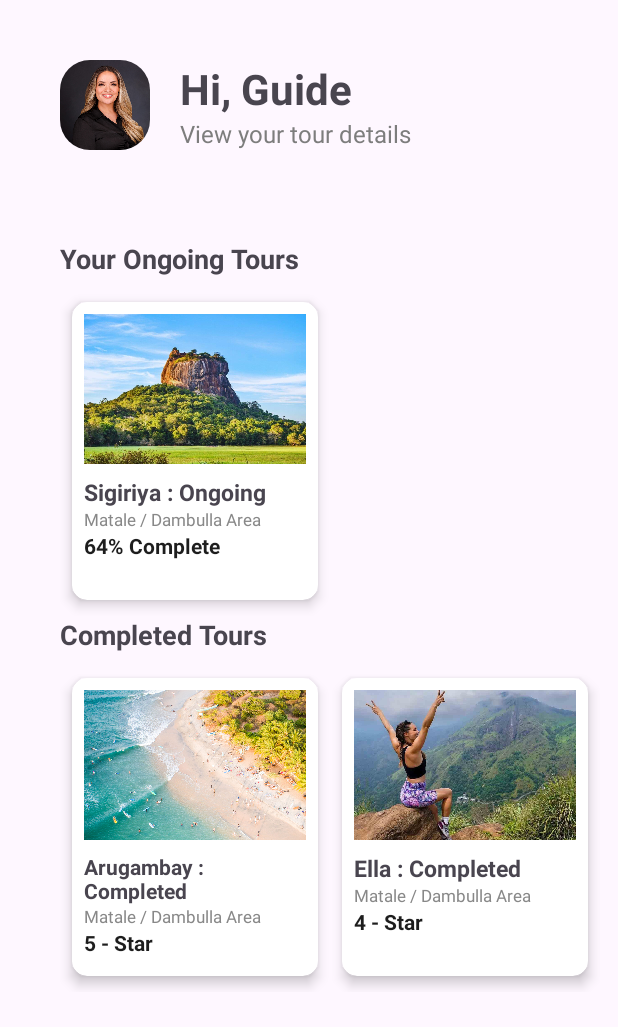
After one commit to NavodyaD/Tourio, an Android app: the layout activity_guideprofile.xml on its own in the app's theme, with its tools: preview values and no code run, on a phone screen of 412 x 824 dp. The commit adds this screen. Shown: the top 1027 px of the screen. Run offline under Robolectric (Android 15) with nearby library versions, the phone set to English and light mode, and no system bars.

Commit message:
Hotel Profile Setup Form
Save Hotel Profile Details to Firebase | Guide Profile

```diff
--- a/app/src/main/AndroidManifest.xml
+++ b/app/src/main/AndroidManifest.xml
@@ -29,6 +29,8 @@
         <activity
             android:name=".LoginPageActivity"
             android:exported="true"/>
+
+        <activity android:name=".HotelSignFormActivity"/>
     </application>
 
 </manifest>
--- /dev/null
+++ b/app/src/main/res/layout/activity_guideprofile.xml
@@ -0,0 +1,285 @@
+<?xml version="1.0" encoding="utf-8"?>
+<RelativeLayout xmlns:android="http://schemas.android.com/apk/res/android"
+    xmlns:app="http://schemas.android.com/apk/res-auto"
+    xmlns:tools="http://schemas.android.com/tools"
+    android:id="@+id/feedbackpage"
+    android:layout_width="match_parent"
+    android:layout_height="match_parent">
+
+    <LinearLayout
+        android:layout_width="wrap_content"
+        android:layout_height="wrap_content"
+        android:orientation="horizontal"
+        android:id="@+id/profile_page_top"
+        android:layout_marginHorizontal="40dp"
+        android:layout_marginVertical="40dp">
+
+        <ImageView
+            android:layout_width="60dp"
+            android:layout_height="60dp"
+            android:src="@drawable/img_profilepic_01"
+            android:background="@drawable/shape_rounded_button"
+            android:layout_marginEnd="20dp"
+            android:scaleType="centerCrop"
+            android:clipToOutline="true"/>
+
+        <LinearLayout
+            android:layout_width="match_parent"
+            android:layout_height="wrap_content"
+            android:orientation="vertical">
+
+            <TextView
+                android:layout_width="wrap_content"
+                android:layout_height="wrap_content"
+                android:text="Hi, Guide"
+                android:textSize="28dp"
+                android:textStyle="bold"
+                android:id="@+id/FeedbackTitle"
+                android:layout_centerHorizontal="true" />
+
+            <TextView
+                android:layout_width="wrap_content"
+                android:layout_height="wrap_content"
+                android:text="View your tour details"
+                android:textSize="16dp"
+                android:textColor="#7D7D7D"
+                android:id="@+id/subText"
+                android:layout_below="@+id/FeedbackTitle"/>
+
+        </LinearLayout>
+
+    </LinearLayout>
+
+    <LinearLayout
+        android:layout_width="match_parent"
+        android:layout_height="wrap_content"
+        android:orientation="vertical"
+        android:layout_marginLeft="40dp"
+        android:layout_marginVertical="20dp"
+        android:layout_below="@+id/profile_page_top">
+
+        <TextView
+            android:layout_width="wrap_content"
+            android:layout_height="wrap_content"
+            android:text="Your Ongoing Tours"
+            android:textSize="18sp"
+            android:textStyle="bold"
+            android:layout_marginBottom="6dp" />
+
+        <HorizontalScrollView
+            android:layout_width="match_parent"
+            android:layout_height="wrap_content"
+            android:scrollbars="none">
+
+            <LinearLayout
+                android:layout_width="wrap_content"
+                android:layout_height="wrap_content"
+                android:orientation="horizontal">
+
+                <!-- Popular Tours Listing-->
+
+                <androidx.cardview.widget.CardView
+                    android:layout_width="180dp"
+                    android:layout_height="220dp"
+                    android:layout_marginEnd="0dp"
+                    app:cardCornerRadius="10dp"
+                    app:cardElevation="5dp"
+                    app:cardBackgroundColor="#FFFFFF"
+                    app:cardUseCompatPadding="true">
+
+                    <RelativeLayout
+                        android:layout_width="match_parent"
+                        android:layout_height="match_parent"
+                        android:padding="8dp"
+                        android:clipToOutline="true">
+
+                        <ImageView
+                            android:id="@+id/tour_image2"
+                            android:layout_width="match_parent"
+                            android:layout_height="100dp"
+                            android:layout_alignParentTop="true"
+                            android:src="@drawable/img_sigiriya_1"
+                            android:scaleType="centerCrop"
+                            android:clipToOutline="true"
+                            tools:ignore="DuplicateIds" />
+
+                        <!-- Title Below the Image -->
+                        <TextView
+                            android:id="@+id/home_item_title"
+                            android:layout_width="wrap_content"
+                            android:layout_height="wrap_content"
+                            android:layout_below="@id/tour_image2"
+                            android:layout_marginTop="8dp"
+                            android:text="Sigiriya : Ongoing"
+                            android:textStyle="bold"
+                            android:textSize="15dp"
+                            tools:ignore="DuplicateIds" />
+
+                        <TextView
+                            android:id="@+id/home_item_subtitle"
+                            android:layout_width="wrap_content"
+                            android:layout_height="wrap_content"
+                            android:layout_below="@id/home_item_title"
+                            android:text="Matale / Dambulla Area"
+                            android:textSize="11sp"
+                            android:textColor="#888888"
+                            tools:ignore="DuplicateIds" />
+
+                        <TextView
+                            android:layout_width="wrap_content"
+                            android:layout_height="wrap_content"
+                            android:layout_below="@id/home_item_subtitle"
+                            android:text="64% Complete"
+                            android:textStyle="bold"
+                            android:textSize="14sp"
+                            android:textColor="#1D1D1D" />
+                    </RelativeLayout>
+
+                </androidx.cardview.widget.CardView>
+
+            </LinearLayout>
+        </HorizontalScrollView>
+
+        <TextView
+            android:layout_width="wrap_content"
+            android:layout_height="wrap_content"
+            android:text="Completed Tours"
+            android:textSize="18sp"
+            android:textStyle="bold"
+            android:layout_marginBottom="6dp" />
+
+        <HorizontalScrollView
+            android:layout_width="match_parent"
+            android:layout_height="wrap_content"
+            android:scrollbars="none">
+
+            <LinearLayout
+                android:layout_width="wrap_content"
+                android:layout_height="wrap_content"
+                android:orientation="horizontal">
+
+                <!-- Popular Tours Listing-->
+
+                <androidx.cardview.widget.CardView
+                    android:layout_width="180dp"
+                    android:layout_height="220dp"
+                    android:layout_marginEnd="0dp"
+                    app:cardCornerRadius="10dp"
+                    app:cardElevation="5dp"
+                    app:cardBackgroundColor="#FFFFFF"
+                    app:cardUseCompatPadding="true">
+
+                    <RelativeLayout
+                        android:layout_width="match_parent"
+                        android:layout_height="match_parent"
+                        android:padding="8dp"
+                        android:clipToOutline="true">
+
+                        <ImageView
+                            android:id="@+id/tour_image2"
+                            android:layout_width="match_parent"
+                            android:layout_height="100dp"
+                            android:layout_alignParentTop="true"
+                            android:src="@drawable/img_arugambay_1"
+                            android:scaleType="centerCrop"
+                            android:clipToOutline="true"
+                            tools:ignore="DuplicateIds" />
+
+                        <!-- Title Below the Image -->
+                        <TextView
+                            android:id="@+id/home_item_title"
+                            android:layout_width="wrap_content"
+                            android:layout_height="wrap_content"
+                            android:layout_below="@id/tour_image2"
+                            android:layout_marginTop="8dp"
+                            android:text="Arugambay : Completed"
+                            android:textStyle="bold"
+                            android:textSize="14dp"
+                            tools:ignore="DuplicateIds" />
+
+                        <TextView
+                            android:id="@+id/home_item_subtitle"
+                            android:layout_width="wrap_content"
+                            android:layout_height="wrap_content"
+                            android:layout_below="@id/home_item_title"
+                            android:text="Matale / Dambulla Area"
+                            android:textSize="11sp"
+                            android:textColor="#888888"
+                            tools:ignore="DuplicateIds" />
+
+                        <TextView
+                            android:layout_width="wrap_content"
+                            android:layout_height="wrap_content"
+                            android:layout_below="@id/home_item_subtitle"
+                            android:text="5 - Star"
+                            android:textStyle="bold"
+                            android:textSize="14sp"
+                            android:textColor="#1D1D1D" />
+                    </RelativeLayout>
+
+                </androidx.cardview.widget.CardView>
+
+                <androidx.cardview.widget.CardView
+                    android:layout_width="180dp"
+                    android:layout_height="220dp"
+                    android:layout_marginEnd="0dp"
+                    app:cardCornerRadius="10dp"
+                    app:cardElevation="5dp"
+                    app:cardBackgroundColor="#FFFFFF"
+                    app:cardUseCompatPadding="true">
+
+                    <RelativeLayout
+                        android:layout_width="match_parent"
+                        android:layout_height="match_parent"
+                        android:padding="8dp"
+                        android:clipToOutline="true">
+
+                        <ImageView
+                            android:id="@+id/tour_image2"
+                            android:layout_width="match_parent"
+                            android:layout_height="100dp"
+                            android:layout_alignParentTop="true"
+                            android:src="@drawable/img_ella_1"
+                            android:scaleType="centerCrop"
+                            android:clipToOutline="true"
+                            tools:ignore="DuplicateIds" />
+
+                        <!-- Title Below the Image -->
+                        <TextView
+                            android:id="@+id/home_item_title"
+                            android:layout_width="wrap_content"
+                            android:layout_height="wrap_content"
+                            android:layout_below="@id/tour_image2"
+                            android:layout_marginTop="8dp"
+                            android:text="Ella : Completed"
+                            android:textStyle="bold"
+                            android:textSize="15dp"
+                            tools:ignore="DuplicateIds" />
+
+                        <TextView
+                            android:id="@+id/home_item_subtitle"
+                            android:layout_width="wrap_content"
+                            android:layout_height="wrap_content"
+                            android:layout_below="@id/home_item_title"
+                            android:text="Matale / Dambulla Area"
+                            android:textSize="11sp"
+                            android:textColor="#888888"
+                            tools:ignore="DuplicateIds" />
+
+                        <TextView
+                            android:layout_width="wrap_content"
+                            android:layout_height="wrap_content"
+                            android:layout_below="@id/home_item_subtitle"
+                            android:text="4 - Star"
+                            android:textStyle="bold"
+                            android:textSize="14sp"
+                            android:textColor="#1D1D1D" />
+                    </RelativeLayout>
+
+                </androidx.cardview.widget.CardView>
+
+            </LinearLayout>
+        </HorizontalScrollView>
+    </LinearLayout>
+
+</RelativeLayout>
```
Also changed, not shown: app/src/main/java/com/example/tourio/HotelSignFormActivity.kt (added, +67 -0 lines), app/src/main/java/com/example/tourio/LoginPageActivity.kt (+42 -10 lines), app/src/main/java/com/example/tourio/SignUpActivity.kt (+33 -5 lines), app/src/main/java/com/example/tourio/TravelerProfileActivity.kt (added, +12 -0 lines), app/src/main/res/layout/activity_hotelsignform.xml (added, +168 -0 lines).
